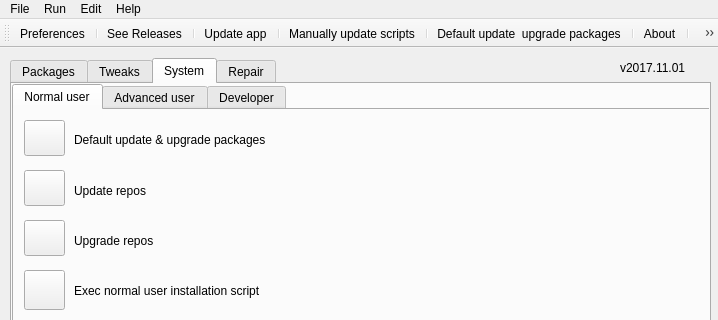
Old version of the form src/mainwindow.ui in the repository adgellida/ubunsys; both pictures show x 0 to 718 and y 0 to 320 of the 718 by 586 pixel window.
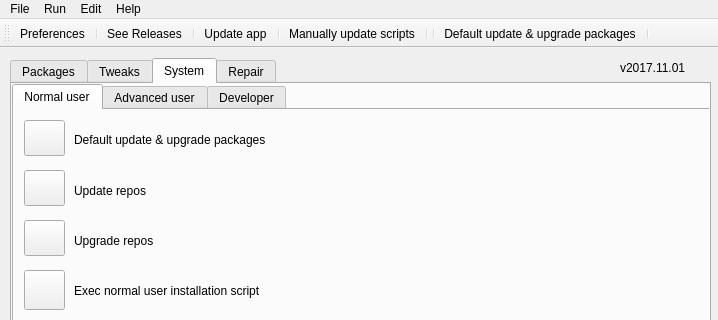
New version of the form. Icons and pictures are not drawn.

The edit to the form file:
```diff
--- a/src/mainwindow.ui
+++ b/src/mainwindow.ui
@@ -4143,12 +4143,9 @@
    <addaction name="separator"/>
    <addaction name="actionManualUpdateDialog"/>
    <addaction name="separator"/>
+   <addaction name="separator"/>
    <addaction name="actionDefaultUpdateUpgradePackages"/>
    <addaction name="separator"/>
-   <addaction name="actionAbout"/>
-   <addaction name="separator"/>
-   <addaction name="actionTutorial"/>
-   <addaction name="separator"/>
   </widget>
   <action name="actionExit">
    <property name="text">
@@ -4321,7 +4318,7 @@
      <normaloff>:/images/if_gtk-refresh_28464.png</normaloff>:/images/if_gtk-refresh_28464.png</iconset>
    </property>
    <property name="text">
-    <string>Default update &amp; upgrade packages</string>
+    <string>Default update &amp;&amp; upgrade packages</string>
    </property>
    <property name="toolTip">
     <string>Default update &amp; upgrade packages</string>
```
